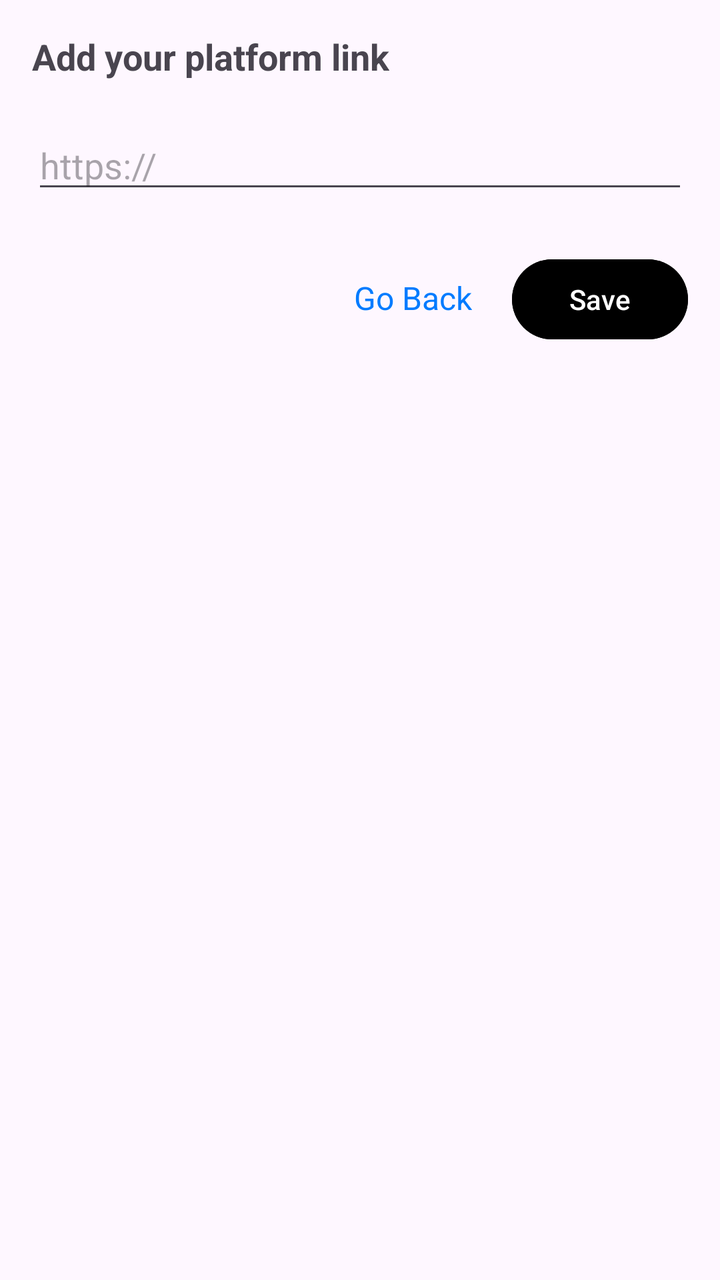
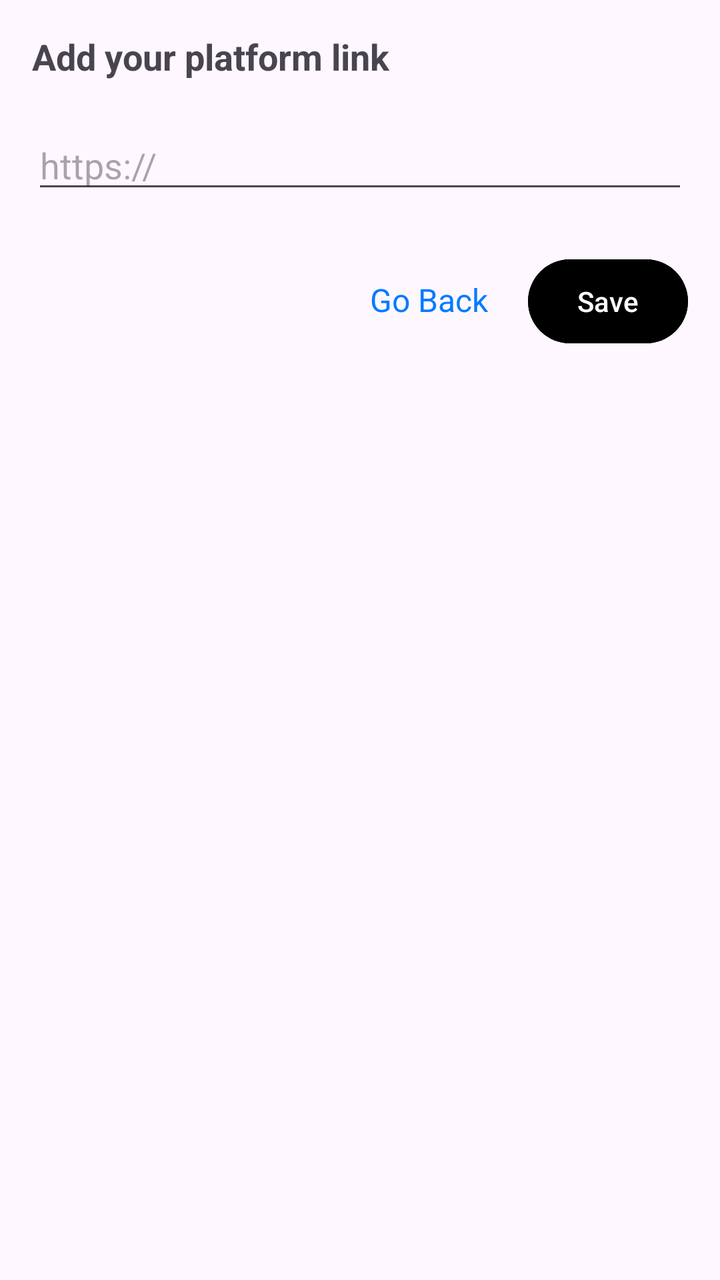

Two renders of the same Android screen: before a commit and after it. Below are the layout's source before the change and the commit's diff.
<!-- AndroidManifest.xml: application theme Theme.HireBridge -->
<!-- res/layout/fragment_add_link.xml -->
<?xml version="1.0" encoding="utf-8"?>
<LinearLayout xmlns:android="http://schemas.android.com/apk/res/android"
    android:layout_width="match_parent"
    android:layout_height="match_parent"
    android:orientation="vertical"
    android:padding="16dp">

    <TextView
        android:id="@+id/txtTitle"
        android:layout_width="wrap_content"
        android:layout_height="wrap_content"
        android:text="Add your platform link"
        android:textSize="18sp"
        android:textStyle="bold"
        android:layout_marginBottom="20dp" />

    <EditText
        android:id="@+id/editLink"
        android:layout_width="match_parent"
        android:layout_height="wrap_content"
        android:hint="https://"
        android:inputType="textUri" />

    <LinearLayout
        android:layout_width="match_parent"
        android:layout_height="wrap_content"
        android:orientation="horizontal"
        android:layout_marginTop="24dp"
        android:gravity="end">

        <TextView
            android:id="@+id/btnGoBack"
            android:layout_width="wrap_content"
            android:layout_height="wrap_content"
            android:text="Go Back"
            android:textSize="16sp"
            android:layout_marginRight="20dp"
            android:textColor="#007BFF" />

        <Button
            android:id="@+id/btnSave"
            android:layout_width="wrap_content"
            android:layout_height="wrap_content"
            android:text="Save"
            android:backgroundTint="@color/black"
            android:textColor="@android:color/white" />
    </LinearLayout>
</LinearLayout>
<!-- resources referenced by this layout -->
<resources>
  <color name="black">#FF000000</color>
  <style name="Theme.HireBridge" parent="Base.Theme.HireBridge" />
  <style name="Base.Theme.HireBridge" parent="Theme.Material3.DayNight.NoActionBar">
          
          
      </style>
</resources>

<!-- the commit's change to res/layout/fragment_add_link.xml (unified diff, before → after) -->
@@ -39,8 +39,8 @@
 
         <Button
             android:id="@+id/btnSave"
-            android:layout_width="wrap_content"
-            android:layout_height="wrap_content"
+            android:layout_width="80dp"
+            android:layout_height="50dp"
             android:text="Save"
             android:backgroundTint="@color/black"
             android:textColor="@android:color/white" />
